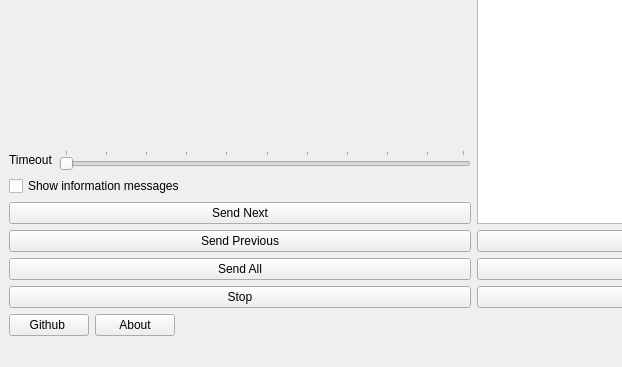
First picture: the form in mainwindow.ui, repository MikhailBersenev/EANScannerEmu, before the edit; both pictures show x 0 to 622 and y 202 to 569 of the 947 by 569 pixel window.
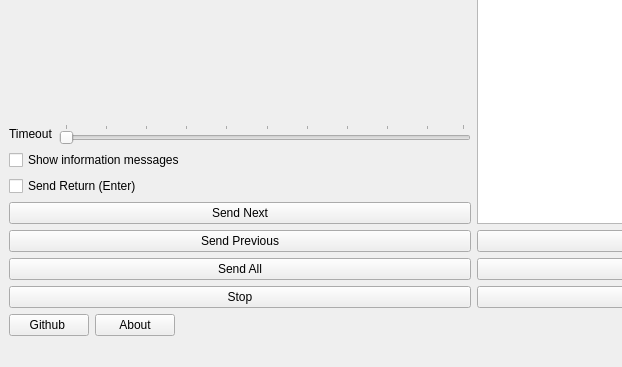
Second picture: the form after the edit. Icons and pictures are not drawn.

Commit message: Added compilation condition for Linux support and updated methods for sending strings in the CStringSenderWin32 class - Added the #ifdef Q_OS_LINUX compilation condition to cstringsenderlinuxx11.cpp and cstringsenderlinuxx11.h files for X11 support. - Removed const qualifiers from the SendString and SendReturn methods in the CStringSenderWin32 class to improve compatibility. - Added a new flag to the MainWindow interface to control whether the Enter key is sent.

Diff of the .ui file:
```diff
--- a/mainwindow.ui
+++ b/mainwindow.ui
@@ -61,6 +61,13 @@
         </property>
        </widget>
       </item>
+      <item>
+       <widget class="QCheckBox" name="SendReturnCheckBox">
+        <property name="text">
+         <string>Send Return (Enter)</string>
+        </property>
+       </widget>
+      </item>
       <item>
        <widget class="QPushButton" name="SendNextButton">
         <property name="text">
```
Left out of the diff: 4 changed lines with no effect on the pictures. The commit also changes 7 other files.
